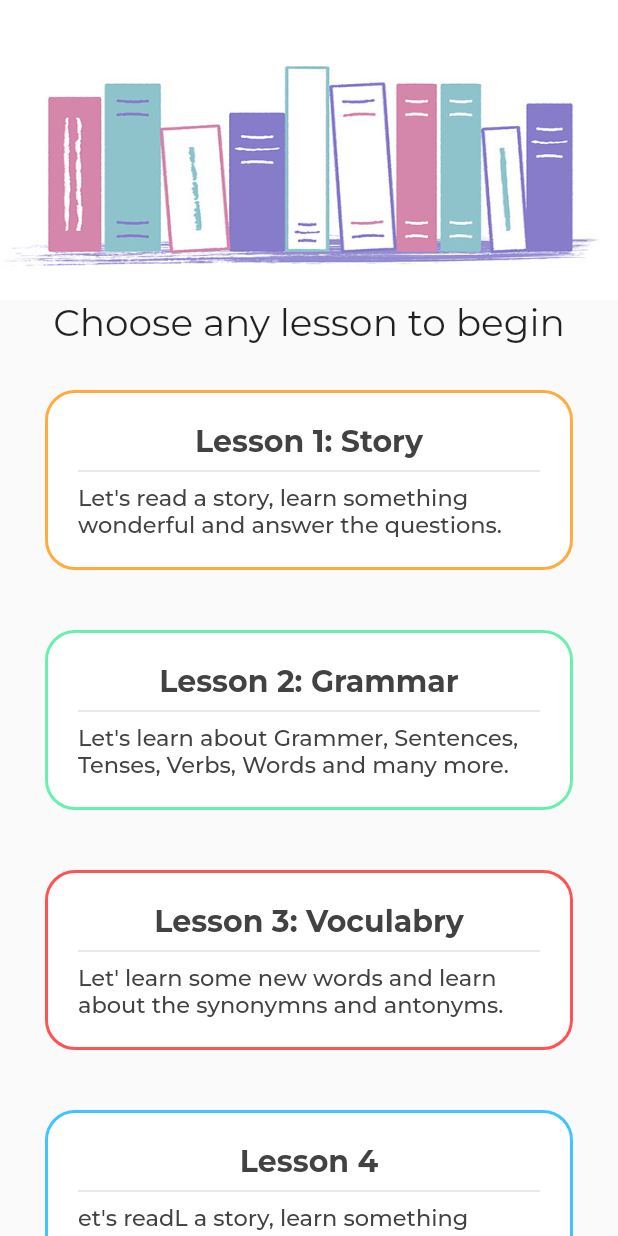
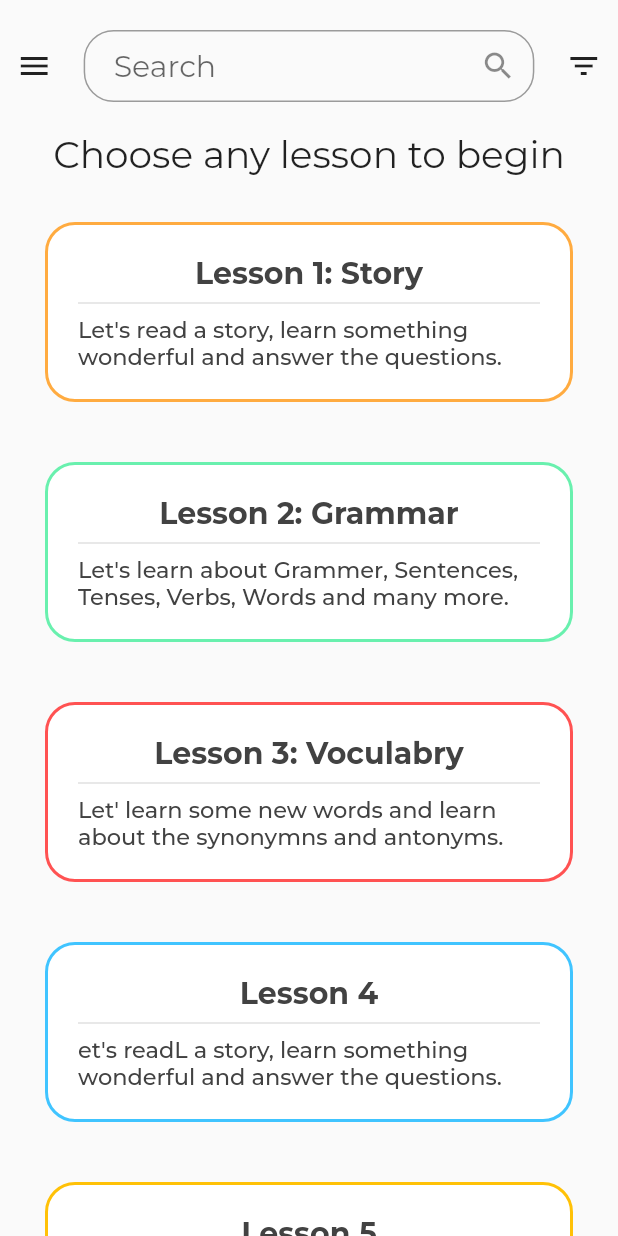
Before and after one commit to manasapakala191/heutagogyApp, a Flutter app: the screen it shows after launch, on a phone screen of 412 x 824 dp. Run offline on Flutter 3.47's test engine with Material 2 defaults, Android fonts, the phone set to English and light mode, and no system bars; our stand-ins replace flutter_tts; project files that could hold a hidden picture were left out.

Commit message:
Added search bar

```diff
--- a/lib/lessons.dart
+++ b/lib/lessons.dart
@@ -16,7 +16,8 @@ class _Lessons {
 
   _Lessons(this.title, this.description, this.color);
 
-  _Lessons.withNextPage(this.title, this.description, this.color, this.nextPage);
+  _Lessons.withNextPage(
+      this.title, this.description, this.color, this.nextPage);
 }
 
 class _LessonsPageState extends State<LessonsPage> {
@@ -34,9 +35,13 @@ class _LessonsPageState extends State<LessonsPage> {
         "Lesson 3: Voculabry",
         "Let\' learn some new words and learn about the synonymns and antonyms. ",
         Colors.redAccent),
-    _Lessons("Lesson 4", "et\'s readL a story, learn something wonderful and answer the questions.",
+    _Lessons(
+        "Lesson 4",
+        "et\'s readL a story, learn something wonderful and answer the questions.",
         Colors.lightBlueAccent),
-    _Lessons("Lesson 5", "Let\'s read a story, learn something wonderful and answer the questions.",
+    _Lessons(
+        "Lesson 5",
+        "Let\'s read a story, learn something wonderful and answer the questions.",
         Colors.amber),
   ];
 
@@ -46,16 +51,58 @@ class _LessonsPageState extends State<LessonsPage> {
   Widget lessonsBuilder(BuildContext context, int index) {
     if (index == 0) {
       return Padding(
-        padding: EdgeInsets.fromLTRB(0, 0, 0, 10),
-        child: Center(
-          child: Text(
+        padding: EdgeInsets.fromLTRB(0, 10, 0, 10),
+        // child: Center(
+        child: Column(
+          children: <Widget>[
+            Padding(
+              padding: EdgeInsets.fromLTRB(0, 10, 0, 20),
+              child: Row(
+                children: <Widget>[
+                  Expanded(
+                    flex: 1,
+                    child: Icon(
+                      Icons.menu,
+                    ),
+                  ),
+                  Expanded(
+                    flex: 7,
+                    child: Container(
+                      margin: EdgeInsets.fromLTRB(10, 0, 10, 0),
+                      child: TextField(
+                        style: TextStyle(
+                          fontSize: 20,
+                        ),
+                        decoration: InputDecoration(
+                          hintText: 'Search',
+                          suffixIcon: Icon(Icons.search),
+                          contentPadding:
+                              EdgeInsets.fromLTRB(20.0, 10.0, 0.0, 10.0),
+                          border: OutlineInputBorder(
+                              borderRadius: BorderRadius.circular(20.0)),
+                        ),
+                      ),
+                    ),
+                  ),
+                  Expanded(
+                    flex: 1,
+                    child: Icon(
+                      Icons.filter_list,
+                    ),
+                  ),
+                ],
+              ),
+            ),
+            Text(
               "Choose any lesson to begin",
               style: TextStyle(
                 fontSize: 25,
                 // fontWeight: FontWeight.bold
               ),
             ),
+          ],
         ),
+        // ),
       );
     } else {
       return Lesson(
@@ -65,7 +112,8 @@ class _LessonsPageState extends State<LessonsPage> {
         () {
           if (index >= 0 && index < this._itemCount) {
             if (index == 1) {
-              Navigator.push(context, MaterialPageRoute(builder: (context) => LessonDetail()));
+              Navigator.push(context,
+                  MaterialPageRoute(builder: (context) => LessonDetail()));
             }
           }
         },
@@ -78,51 +126,65 @@ class _LessonsPageState extends State<LessonsPage> {
     return MaterialApp(
       theme: ThemeData(
         fontFamily: 'Montserrat',
+        // backgroundColor: Colors.white,
       ),
       home: Scaffold(
-        body: NestedScrollView(
-          headerSliverBuilder: (BuildContext context, bool innerBoxIsScrolled) {
-            return <Widget>[
-              SliverAppBar(
-                  expandedHeight: 200.0,
-                  floating: false,
-                  pinned: true,
-                  // backgroundColor: Colors.lightGreenAccent,
-                  flexibleSpace: LayoutBuilder(
-                    builder: (BuildContext context, BoxConstraints constraints) {
-                      top = constraints.biggest.height;
-                      return FlexibleSpaceBar(
-                        centerTitle: true,
-                        title: AnimatedOpacity(
-                          duration: Duration(milliseconds: 300),
-                          opacity: top <= 140.0 ? 1.0 : 0.0,
-                          child: Text(
-                            "Welcome",
-                            style: TextStyle(
-                              color: Colors.white,
-                              fontSize: 18.0,
-                            ),
-                          ),
-                        ),
-                        background: Image.asset(
-                          "assets/images/books.jpg",
-                          // "https://d3ui957tjb5bqd.cloudfront.net/uploads/images/3/36/36367.pic.jpg?1463997427",
-                          // "https://images.unsplash.com/photo-1455884981818-54cb785db6fc?ixlib=rb-1.2.1&ixid=eyJhcHBfaWQiOjEyMDd9&auto=format&fit=crop&w=1890&q=80",
-                          // "https://images.unsplash.com/photo-1455884981818-54cb785db6fc?ixlib=rb-1.2.1&ixid=eyJhcHBfaWQiOjEyMDd9&auto=format&fit=crop&w=1890&q=80",
-                          // "https://images.unsplash.com/photo-1539795845756-4fadad2905ec?ixlib=rb-1.2.1&auto=format&fit=crop&w=1050&q=80",
-                          fit: BoxFit.fill,
-                          // alignment: Alignment.topLeft,
-                        ),
-                      );
-                    },
-                  )),
-            ];
-          },
+        // appBar: AppBar(
+        //   title: Text(
+        //     "Welcome",
+        //     style: TextStyle(
+        //       color: Colors.white,
+        //       fontSize: 18.0,
+        //     ),
+        //   ),
+        // ),
         body: ListView.builder(
           itemCount: this._itemCount,
           itemBuilder: lessonsBuilder,
         ),
-        ),
+        // body: NestedScrollView(
+        //   headerSliverBuilder: (BuildContext context, bool innerBoxIsScrolled) {
+        //     return <Widget>[
+        //       SliverAppBar(
+        //           expandedHeight: 200.0,
+        //           floating: false,
+        //           pinned: true,
+        //           // backgroundColor: Colors.lightGreenAccent,
+        //           flexibleSpace: LayoutBuilder(
+        //             builder: (BuildContext context, BoxConstraints constraints) {
+        //               top = constraints.biggest.height;
+        //               return FlexibleSpaceBar(
+        //                 centerTitle: true,
+        //                 title: AnimatedOpacity(
+        //                   duration: Duration(milliseconds: 300),
+        //                   opacity: top <= 140.0 ? 1.0 : 0.0,
+        //                   child: Text(
+        //                     "Welcome",
+        //                     style: TextStyle(
+        //                       color: Colors.white,
+        //                       fontSize: 18.0,
+        //                     ),
+        //                   ),
+        //                 ),
+        //                 background: Image.asset(
+        //                   "assets/images/books.jpg",
+        //                   // "https://d3ui957tjb5bqd.cloudfront.net/uploads/images/3/36/36367.pic.jpg?1463997427",
+        //                   // "https://images.unsplash.com/photo-1455884981818-54cb785db6fc?ixlib=rb-1.2.1&ixid=eyJhcHBfaWQiOjEyMDd9&auto=format&fit=crop&w=1890&q=80",
+        //                   // "https://images.unsplash.com/photo-1455884981818-54cb785db6fc?ixlib=rb-1.2.1&ixid=eyJhcHBfaWQiOjEyMDd9&auto=format&fit=crop&w=1890&q=80",
+        //                   // "https://images.unsplash.com/photo-1539795845756-4fadad2905ec?ixlib=rb-1.2.1&auto=format&fit=crop&w=1050&q=80",
+        //                   fit: BoxFit.fill,
+        //                   // alignment: Alignment.topLeft,
+        //                 ),
+        //               );
+        //             },
+        //           )),
+        //     ];
+        //   },
+        //   body: ListView.builder(
+        //     itemCount: this._itemCount,
+        //     itemBuilder: lessonsBuilder,
+        //   ),
+        // ),
       ),
     );
   }
@@ -182,6 +244,7 @@ class Lesson extends StatelessWidget {
                     fontWeight: FontWeight.w500,
                   ),
                 ),
+                // Progress(),
               ],
             ),
           ),
@@ -190,3 +253,34 @@ class Lesson extends StatelessWidget {
     );
   }
 }
+
+// class Progress extends StatefulWidget {
+//   @override
+//   _ProgressState createState() => _ProgressState();
+// }
+
+// class _ProgressState extends State<Progress> {
+//   int currentStep = 0;
+
+//   List<Step> _mySteps() {
+//     return [
+//       Step(
+//         title: Text(''),
+//         content: Text("Puzzle 2 will come here"),
+//         isActive: true,
+//         state: (currentStep == 0)
+//             ? StepState.editing
+//             : ((currentStep > 0) ? StepState.complete : StepState.indexed),
+//       ),
+//     ];
+//   }
+
+//   @override
+//   Widget build(BuildContext context) {
+//     return new Stepper(
+//       type: StepperType.horizontal,
+//       currentStep: this.currentStep,
+//       steps: _mySteps(),
+//     );
+//   }
+// }
--- /dev/null
+++ b/lib/raw_lessons.dart
@@ -0,0 +1,255 @@
+import 'dart:ui';
+import 'package:flutter/material.dart';
+import 'package:flutter/rendering.dart';
+import 'lesson_detail.dart';
+
+
+class LessonsPage extends StatefulWidget {
+  @override
+  _LessonsPageState createState() => _LessonsPageState();
+}
+
+class _Lessons {
+  String title;
+  String description;
+  Color color;
+  Widget nextPage;
+
+  _Lessons(this.title, this.description, this.color);
+
+  _Lessons.withNextPage(this.title, this.description, this.color, this.nextPage);
+}
+
+class _LessonsPageState extends State<LessonsPage> {
+  List<_Lessons> lessons = [
+    _Lessons(
+      "Lesson 1: Story",
+      "Let\'s read a story, learn something wonderful and answer the questions.",
+      Colors.orangeAccent,
+    ),
+    _Lessons(
+        "Lesson 2: Grammar",
+        "Let\'s learn about Grammer, Sentences, Tenses, Verbs, Words and many more.",
+        Colors.greenAccent),
+    _Lessons(
+        "Lesson 3: Voculabry",
+        "Let\' learn some new words and learn about the synonymns and antonyms. ",
+        Colors.redAccent),
+    _Lessons("Lesson 4", "et\'s readL a story, learn something wonderful and answer the questions.",
+        Colors.lightBlueAccent),
+    _Lessons("Lesson 5", "Let\'s read a story, learn something wonderful and answer the questions.",
+        Colors.amber),
+  ];
+
+  var top = 0.0;
+  int _itemCount = 6;
+
+  Widget lessonsBuilder(BuildContext context, int index) {
+    if (index == 0) {
+      return Padding(
+        padding: EdgeInsets.fromLTRB(0, 0, 0, 10),
+        child: Center(
+          child: Text(
+            "Choose any lesson to begin",
+            style: TextStyle(
+              fontSize: 25,
+              // fontWeight: FontWeight.bold
+            ),
+          ),
+        ),
+      );
+    } else {
+      return Lesson(
+        this.lessons[index - 1].title,
+        this.lessons[index - 1].description,
+        this.lessons[index - 1].color,
+        () {
+          if (index >= 0 && index < this._itemCount) {
+            if (index == 1) {
+              Navigator.push(context, MaterialPageRoute(builder: (context) => LessonDetail()));
+            }
+          }
+        },
+      );
+    }
+  }
+
+  @override
+  Widget build(BuildContext context) {
+    return MaterialApp(
+      theme: ThemeData(
+        fontFamily: 'Montserrat',
+      ),
+      home: Scaffold(
+        body: NestedScrollView(
+          headerSliverBuilder: (BuildContext context, bool innerBoxIsScrolled) {
+            return <Widget>[
+              SliverAppBar(
+                  expandedHeight: 200.0,
+                  floating: false,
+                  pinned: true,
+                  // backgroundColor: Colors.lightGreenAccent,
+                  flexibleSpace: LayoutBuilder(
+                    builder: (BuildContext context, BoxConstraints constraints) {
+                      top = constraints.biggest.height;
+                      return FlexibleSpaceBar(
+                        centerTitle: true,
+                        title: AnimatedOpacity(
+                          duration: Duration(milliseconds: 300),
+                          opacity: top <= 140.0 ? 1.0 : 0.0,
+                          child: Text(
+                            "Welcome",
+                            style: TextStyle(
+                              color: Colors.white,
+                              fontSize: 18.0,
+                            ),
+                          ),
+                        ),
+                        background: Image.asset(
+                          "assets/images/books.jpg",
+                          // "https://d3ui957tjb5bqd.cloudfront.net/uploads/images/3/36/36367.pic.jpg?1463997427",
+                          // "https://images.unsplash.com/photo-1455884981818-54cb785db6fc?ixlib=rb-1.2.1&ixid=eyJhcHBfaWQiOjEyMDd9&auto=format&fit=crop&w=1890&q=80",
+                          // "https://images.unsplash.com/photo-1455884981818-54cb785db6fc?ixlib=rb-1.2.1&ixid=eyJhcHBfaWQiOjEyMDd9&auto=format&fit=crop&w=1890&q=80",
+                          // "https://images.unsplash.com/photo-1539795845756-4fadad2905ec?ixlib=rb-1.2.1&auto=format&fit=crop&w=1050&q=80",
+                          fit: BoxFit.fill,
+                          // alignment: Alignment.topLeft,
+                        ),
+                      );
+                    },
+                  )),
+            ];
+          },
+          body: ListView.builder(
+            itemCount: this._itemCount,
+            itemBuilder: lessonsBuilder,
+          ),
+        ),
+      ),
+    );
+  }
+}
+
+class Lesson extends StatelessWidget {
+  final String title;
+  final String summary;
+  final Color borderColor;
+  final Function func;
+
+  Lesson(this.title, this.summary, this.borderColor, this.func);
+
+  @override
+  Widget build(BuildContext context) {
+    return Card(
+      elevation: 0,
+      margin: EdgeInsets.symmetric(
+        vertical: 20.0,
+        horizontal: 30.0,
+      ),
+      shape: RoundedRectangleBorder(
+        borderRadius: BorderRadius.circular(20.0),
+      ),
+      child: InkWell(
+        onTap: func,
+        borderRadius: BorderRadius.circular(20.0),
+        child: Container(
+          decoration: BoxDecoration(
+            border: Border.all(
+              color: borderColor,
+              width: 2,
+            ),
+            borderRadius: BorderRadius.circular(20.0),
+          ),
+          padding: EdgeInsets.all(20),
+          child: Container(
+            child: Column(
+              children: <Widget>[
+                Text(
+                  title,
+                  style: TextStyle(
+                    color: Colors.grey[800],
+                    fontWeight: FontWeight.bold,
+                    fontSize: 20,
+                  ),
+                ),
+                Divider(
+                  thickness: 1,
+                  // color: borderColor,
+                ),
+                Text(
+                  summary,
+                  style: TextStyle(
+                    color: Colors.grey[800],
+                    fontSize: 15,
+                    fontWeight: FontWeight.w500,
+                  ),
+                ),
+                // Progress(),
+              ],
+            ),
+          ),
+        ),
+      ),
+    );
+  }
+}
+
+
+// class Progress extends StatefulWidget {
+//   @override
+//   _ProgressState createState() => _ProgressState();
+// }
+
+// class _ProgressState extends State<Progress> {
+
+//   int currentStep = 0;
+
+//   List<Step> _mySteps() {
+//     return [
+//       Step(
+//         title: Text(''),
+//         content: Text("Puzzle 2 will come here"),
+//         isActive: (currentStep >= 0),
+//         state: (currentStep == 0) ? StepState.editing : ((currentStep > 0) ? StepState.complete : StepState.indexed),
+//       ),
+//       Step(
+//         title: Text(''),
+//         content: Text("Puzzle 2 will come here"),
+//         isActive: (currentStep >= 1),
+//         state: (currentStep == 1) ? StepState.editing : ((currentStep > 1) ? StepState.complete : StepState.indexed),
+//       ),
+//       Step(
+//         title: Text(''),
+//         content: Text("Puzzle 3 will come here"),
+//         isActive: (currentStep >= 2),
+//         state: (currentStep == 2) ? StepState.editing : ((currentStep > 2) ? StepState.complete : StepState.indexed),
+//       ),
+//       Step(
+//         title: Text(''),
+//         content: Text("Puzzle 4 will come here"),
+//         isActive: (currentStep >= 3),
+//         state: (currentStep == 3) ? StepState.editing : ((currentStep > 3) ? StepState.complete : StepState.indexed),
+//       ),
+//       Step(
+//         title: Text(''),
+//         content: Text("Puzzle 5 will come here"),
+//         isActive: (currentStep >= 4),
+//         state: (currentStep == 4) ? StepState.editing : ((currentStep > 4) ? StepState.complete : StepState.indexed),
+//       ),
+//       Step(
+//         title: Text(''),
+//         content: Text("Puzzle 6 will come here"),
+//         isActive: (currentStep >= 5),
+//         state: (currentStep == 5) ? StepState.editing : ((currentStep > 5) ? StepState.complete : StepState.indexed),
+//       ),
+//     ];
+//   }
+
+//   @override
+//   Widget build(BuildContext context) {
+//     return new Stepper(
+//         type: StepperType.horizontal,
+//         currentStep: this.currentStep,
+//         steps: _mySteps(),
+//       );
+//   }
+// }
```
Lines whose indentation alone changed are shown as unchanged.
